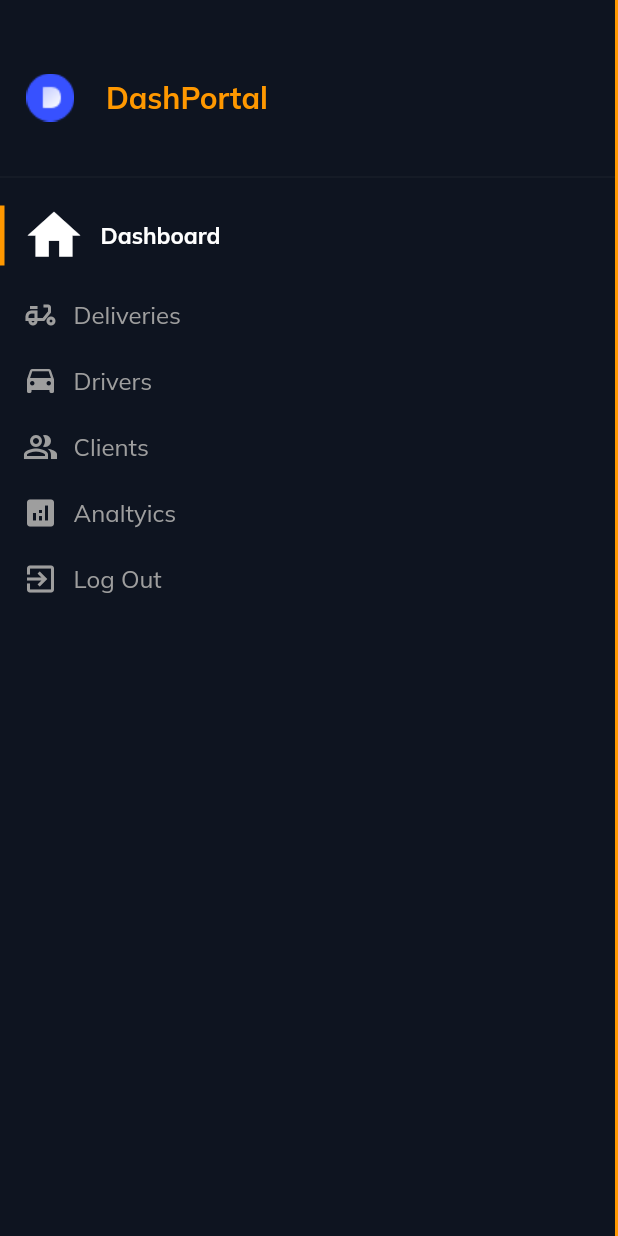
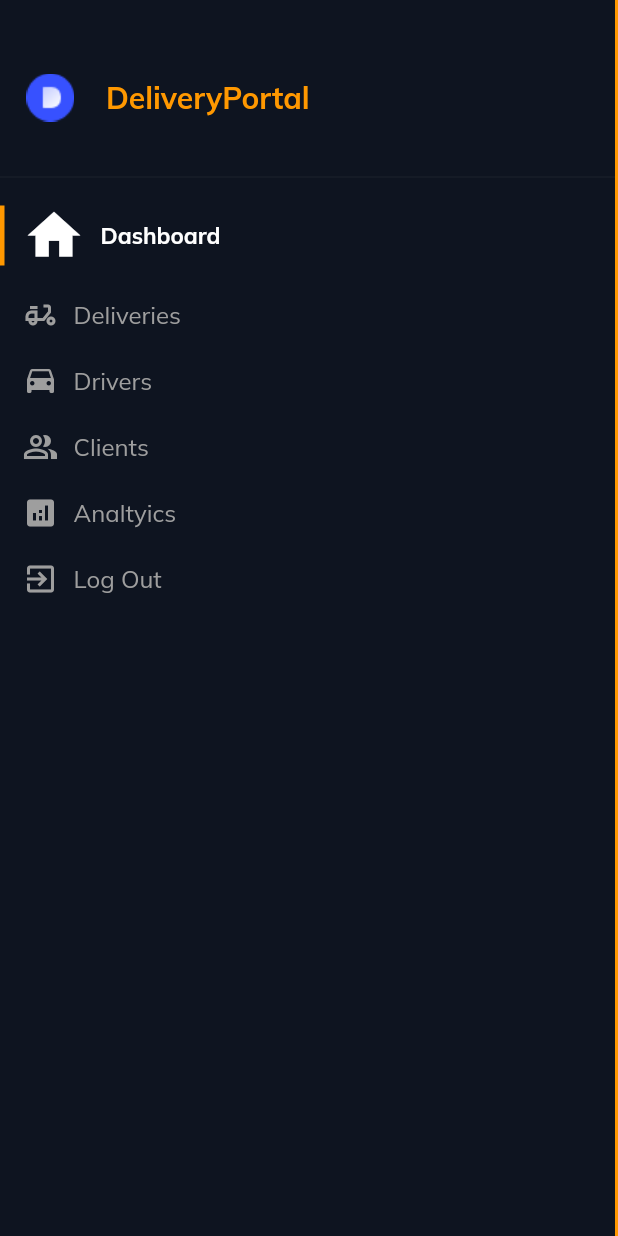
Before and after one commit to MimiV/DeliveryPortal, a Flutter app: the SideMenu widget shown alone on an empty page, opened directly, on a phone screen of 412 x 824 dp. Run offline on Flutter 3.47's test engine with Material 2 defaults, Android fonts, the phone set to English and light mode, and no system bars; our stand-ins replace cloud_firestore, data_table_2, dropdown_button2, file_picker, firebase_auth, firebase_core and 10 more; missing offline and left inert: barcode, dart:html, excel, multiselect, universal_html, username_gen; accounts and stored records are empty; network calls fail; statements that could not run were skipped.

Commit message:
fixing issues

```diff
--- a/lib/services/database.dart
+++ b/lib/services/database.dart
@@ -78,7 +78,8 @@ Future<List<String>> addItemToDB(String items) async {
       'name': element,
       'deliveryDriver': '',
       'confirmed': false,
-      'delivered': false
+      'delivered': false,
+      'status': "not_ready"
     });
     print(response);
     itemIds.add(response.id);
--- a/lib/views/deliveries/widgets/pdf_test.dart
+++ b/lib/views/deliveries/widgets/pdf_test.dart
@@ -23,7 +23,7 @@ class _PdfLabPageState extends State<PdfLabPage> {
   String getCode(String code) {
     final dm = Barcode.code128();
     final svg =
-        dm.toSvg(code, width: 100, height: 60, drawText: false, fontHeight: 15);
+        dm.toSvg(code, width: 200, height: 100, drawText: false, fontHeight: 15);
     //dm.toSvg(data)
     return svg;
   }
@@ -103,8 +103,8 @@ class _PdfLabPageState extends State<PdfLabPage> {
                               pw.SvgImage(
                                 svg: getCode(
                                     deliveriesByDriver[index].items![i]),
-                                width: 100,
-                                height: 60,
+                                width: 200,
+                                height: 100,
                               ),
                               pw.SizedBox(height: 30),
                             ]);
--- a/lib/widgets/navigation_bar.dart
+++ b/lib/widgets/navigation_bar.dart
@@ -31,7 +31,7 @@ AppBar topNavigationBar(BuildContext context, GlobalKey<ScaffoldState> key) =>
       children: [
         Visibility(
           child: CustomText(
-            text: "DashPortal",
+            text: "DeliveryPortal",
             color: active,
             size: 20,
             weight: FontWeight.bold,
--- a/lib/widgets/side_menu.dart
+++ b/lib/widgets/side_menu.dart
@@ -41,7 +41,7 @@ class SideMenu extends StatelessWidget {
                     ),
                     Flexible(
                       child: CustomText(
-                        text: "DashPortal",
+                        text: "DeliveryPortal",
                         size: 20,
                         weight: FontWeight.bold,
                         color: active,
```
